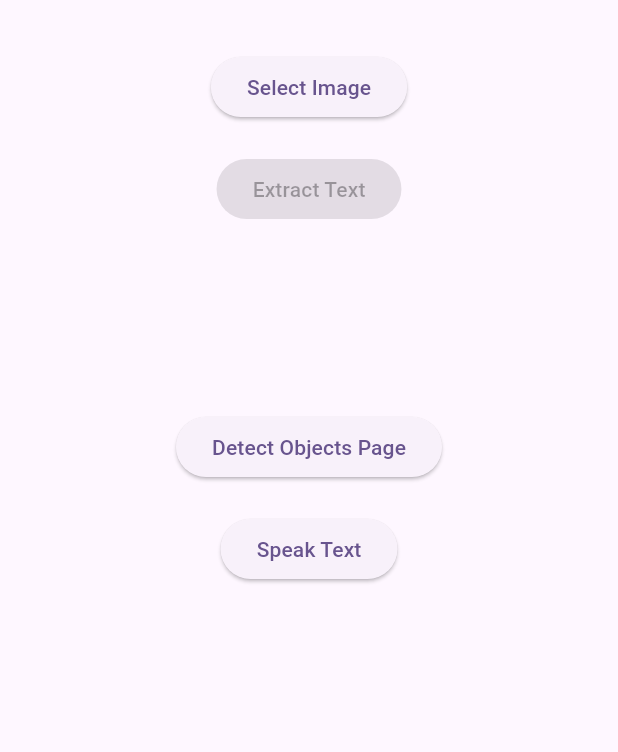
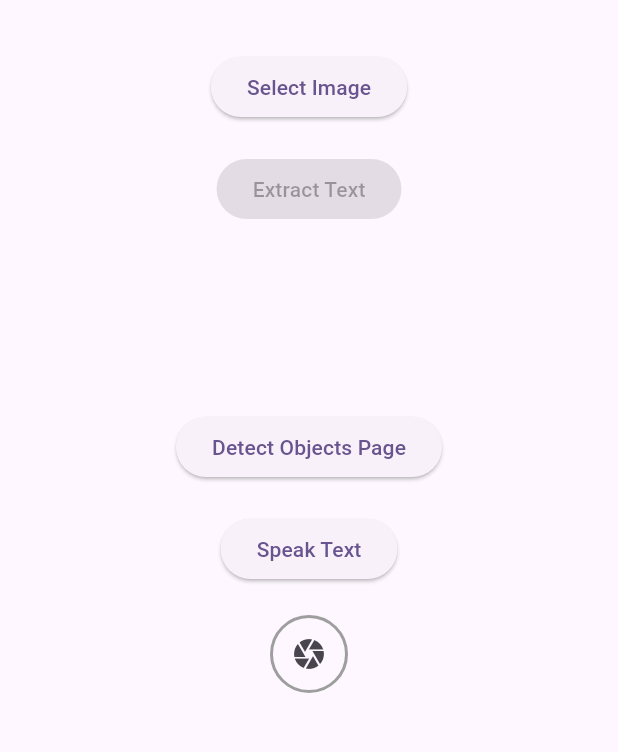
Before and after one commit to Zieszx/SmartHome, a Flutter app: the screen it shows after launch, after a tap on "Select Image", on a phone screen of 412 x 824 dp, the part 63-815 px from its top. Run offline on Flutter 3.47's test engine with Material 2 defaults, Android fonts, the phone set to English and light mode, and no system bars; our stand-ins replace flutter_tts, image_picker; missing offline and left inert: flutter_tesseract_ocr, tflite, tflite_flutter; project files that could hold a hidden picture were left out.

Commit message:
Update camera button

```diff
--- a/lib/View/smarthome.dart
+++ b/lib/View/smarthome.dart
@@ -4,8 +4,6 @@ import 'package:flutter/material.dart';
 import 'package:image_picker/image_picker.dart';
 import 'package:flutter_tts/flutter_tts.dart';
 import 'package:flutter_tesseract_ocr/flutter_tesseract_ocr.dart';
-import 'package:smarthome/View/ObjectDetector.dart';
-import 'package:smarthome/View/TfliteModel.dart';
 import 'package:tflite/tflite.dart';
 import 'package:tflite_flutter/tflite_flutter.dart';
 
@@ -22,6 +20,7 @@ class _SmartHomeScreenState extends State<SmartHomeScreen> {
   late String _result = "";
   late List _objects = [];
   bool imageSelected = false;
+  List<String> _numberedObjects = [];
 
   @override
   void initState() {
@@ -58,6 +57,14 @@ class _SmartHomeScreenState extends State<SmartHomeScreen> {
         _result = "Successfully detected";
         _Detectimage = image;
         imageSelected = true;
+
+        // Populate _numberedObjects with labels and numbering.
+        _numberedObjects = recognition.asMap().entries.map((entry) {
+          final index = entry.key + 1;
+          final label = entry.value['label'];
+          final confidence = entry.value['confidence'];
+          return '$index. $label ($confidence)';
+        }).toList();
       });
     }
   }
@@ -65,10 +72,23 @@ class _SmartHomeScreenState extends State<SmartHomeScreen> {
   Future _pickImage() async {
     final imagePicker = ImagePicker();
     final pickedImage = await imagePicker.getImage(source: ImageSource.gallery);
-    setState(() {
-      _image = pickedImage;
-      _Detectimage = File(_image!.path);
-    });
+    if (pickedImage != null) {
+      setState(() {
+        _image = pickedImage;
+        _Detectimage = File(_image!.path);
+      });
+    }
+  }
+
+  Future _captureImage() async {
+    final imagePicker = ImagePicker();
+    final pickedImage = await imagePicker.getImage(source: ImageSource.camera);
+    if (pickedImage != null) {
+      setState(() {
+        _image = pickedImage;
+        _Detectimage = File(_image!.path);
+      });
+    }
   }
 
   Future _performOCR() async {
@@ -125,24 +145,18 @@ class _SmartHomeScreenState extends State<SmartHomeScreen> {
               SizedBox(height: 20.0),
               Text(recognizedText),
               SizedBox(height: 20.0),
-              // ElevatedButton(
-              //   onPressed: _image != null ? _performObjectDetection : null,
-              //   child: Text('Detect Objects'),
-              // ),
               SizedBox(height: 20.0),
               Text(
                 _result ?? '',
                 style: TextStyle(fontSize: 16),
               ),
-              if (_objects != null)
+              if (_numberedObjects.isNotEmpty)
                 ListView.builder(
                   shrinkWrap: true,
-                  itemCount: _objects.length,
+                  itemCount: _numberedObjects.length,
                   itemBuilder: (context, index) {
                     return ListTile(
-                      title: Text(_objects[index]['label']),
-                      subtitle:
-                          Text('Confidence: ${_objects[index]['confidence']}'),
+                      title: Text(_numberedObjects[index]),
                     );
                   },
                 ),
@@ -164,6 +178,20 @@ class _SmartHomeScreenState extends State<SmartHomeScreen> {
                 child: Text('Speak Text'),
               ),
               SizedBox(height: 20.0),
+              Container(
+                decoration: BoxDecoration(
+                  shape: BoxShape.circle,
+                  border: Border.all(
+                    color: Colors.grey,
+                    width: 2.0,
+                  ),
+                ),
+                child: IconButton(
+                  onPressed: _captureImage,
+                  icon: Icon(Icons.camera),
+                  tooltip: 'Capture Image from Camera',
+                ),
+              ),
             ],
           ),
         ),
```
